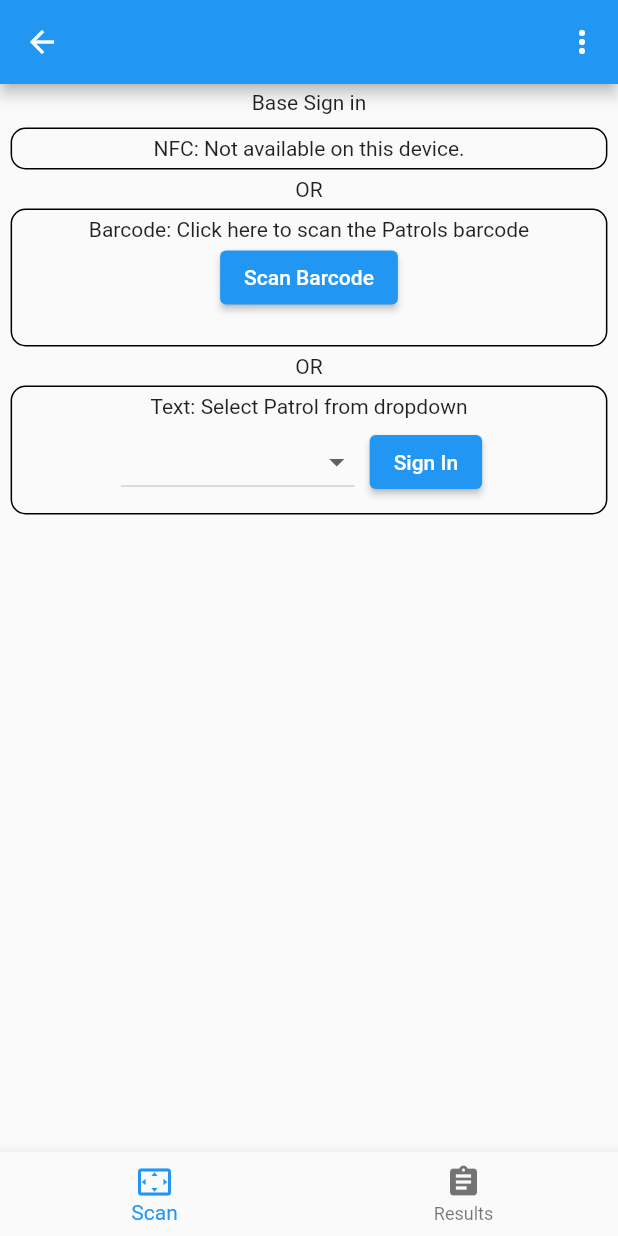
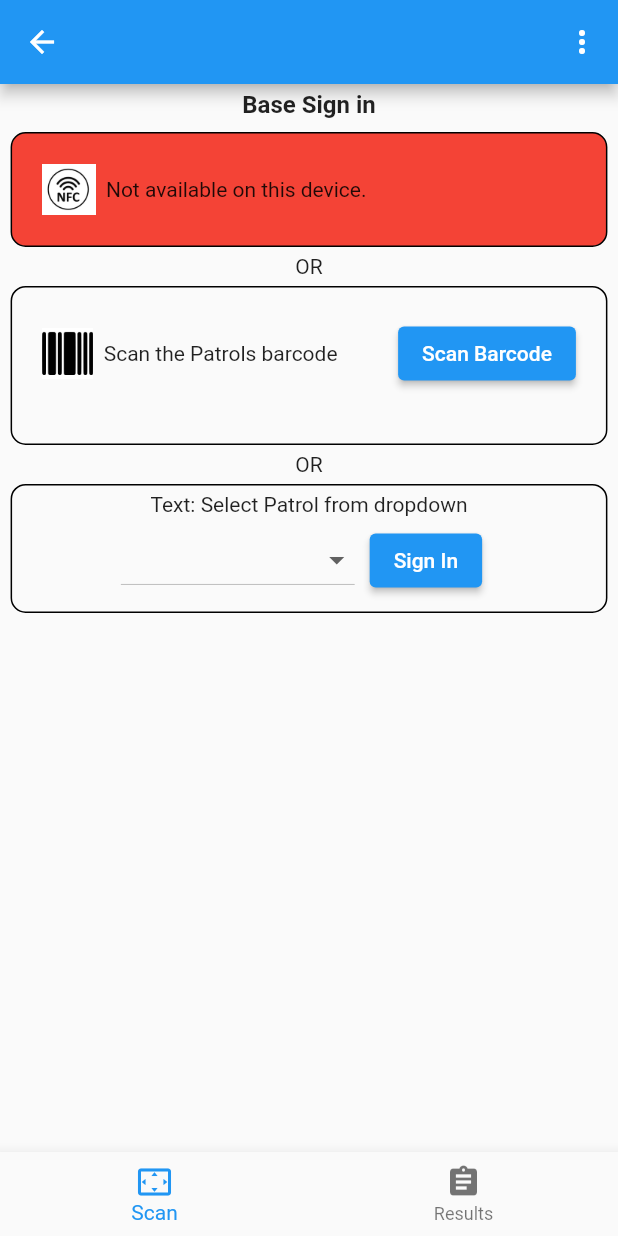
Before and after one commit to amaybz/WWGFlutterApp, a Flutter app: the Base screen opened directly with empty values, on a phone screen of 412 x 824 dp. Run offline on Flutter 3.47's test engine with Material 2 defaults, Android fonts, the phone set to English and light mode, and no system bars; our stand-ins replace package_info_plus, shared_preferences, sqflite; missing offline and left inert: flutter_barcode_scanner, nfc_manager; accounts and stored records are empty; network calls fail.

Commit message:
update to Scan Patrol Gui

```diff
--- a/lib/main.dart
+++ b/lib/main.dart
@@ -285,9 +285,12 @@ class _MyHomePageState extends State<MyHomePage> {
       body: Center(
         child: Column(
           children: <Widget>[
-            Text(
-                'Welcome to Weekend Wide Game Scoring System to start select a Game.',
-                style: Theme.of(context).textTheme.subtitle1),
+            Padding(
+              padding: EdgeInsets.symmetric(horizontal: 20.0),
+              child: Text(
+                  'Welcome to Weekend Wide Game Scoring System to start select a Game.',
+                  style: Theme.of(context).textTheme.titleMedium),
+            ),
             ConstrainedBox(
               constraints: const BoxConstraints(maxWidth: 800),
               child: Row(
--- a/lib/widgets/scan_patrol.dart
+++ b/lib/widgets/scan_patrol.dart
@@ -177,7 +177,10 @@ class _ScanPatrolState extends State<ScanPatrol> {
           Container(
             margin: const EdgeInsets.all(2.0),
             padding: const EdgeInsets.all(2.0),
-            child: const Text("Base Sign in"),
+            child: const Text(
+              "Base Sign in",
+              style: TextStyle(fontWeight: FontWeight.bold, fontSize: 16),
+            ),
           ),
           NFCScan(ndefText: ndefText, isAvailable: isAvailable),
           const Text("OR"),
@@ -194,17 +197,36 @@ class _ScanPatrolState extends State<ScanPatrol> {
                       bottomRight: Radius.circular(10)),
                 ),
                 margin: const EdgeInsets.all(5.0),
-                padding: const EdgeInsets.all(5.0),
+                padding: const EdgeInsets.all(20.0),
                 child: Column(
                   children: [
-                    const Text(
-                        "Barcode: Click here to scan the Patrols barcode"),
+                    Row(
+                      mainAxisAlignment: MainAxisAlignment.start,
+                      children: [
+                        Image.asset(
+                          'assets/img/barcode.jpg',
+                          scale: 15,
+                        ),
+                        const Text("  Scan the Patrols barcode"),
+                        Expanded(
+                          child: Row(
+                              mainAxisAlignment: MainAxisAlignment.end,
+                              children: [
                                 ElevatedButton(
                                     onPressed: () {
                                       scanQR();
                                     },
                                     child: const Text("Scan Barcode")),
+                              ]),
+                        ),
+                      ],
+                    ),
+                    Row(
+                      mainAxisAlignment: MainAxisAlignment.center,
+                      children: [
                         Text(_scanBarcode),
+                      ],
+                    ),
                   ],
                 )),
           ),
@@ -327,11 +349,17 @@ class NFCScan extends StatelessWidget {
                 bottomRight: Radius.circular(10)),
           ),
           margin: const EdgeInsets.all(5.0),
-          padding: const EdgeInsets.all(5.0),
+          padding: const EdgeInsets.all(20.0),
           child: Column(
             children: [
-              const Text("NFC: Press tag to back of device to login a patrol."),
+              Row(mainAxisAlignment: MainAxisAlignment.start, children: [
+                Image.asset(
+                  'assets/img/nfcicon.jpg',
+                  scale: 8,
+                ),
+                const Text("  Press tag to back of device to login a patrol."),
                 Text(ndefText!),
+              ]),
             ],
           ),
         ),
@@ -341,6 +369,7 @@ class NFCScan extends StatelessWidget {
         widthFactor: 0.99,
         child: Container(
           decoration: BoxDecoration(
+            color: Colors.red,
             border: Border.all(color: Colors.black),
             //color: Colors.red,
             borderRadius: const BorderRadius.only(
@@ -350,9 +379,17 @@ class NFCScan extends StatelessWidget {
                 bottomRight: Radius.circular(10)),
           ),
           margin: const EdgeInsets.all(5.0),
-          padding: const EdgeInsets.all(5.0),
+          padding: const EdgeInsets.all(20.0),
           child: Column(
-            children: const [Text("NFC: Not available on this device.")],
+            children: [
+              Row(mainAxisAlignment: MainAxisAlignment.start, children: [
+                Image.asset(
+                  'assets/img/nfcicon.jpg',
+                  scale: 8,
+                ),
+                const Text("  Not available on this device.")
+              ]),
+            ],
           ),
         ),
       );
--- a/pubspec.yaml
+++ b/pubspec.yaml
@@ -64,7 +64,8 @@ flutter:
   # assets:
   #   - images/a_dot_burr.jpeg
   #   - images/a_dot_ham.jpeg
-
+  assets:
+    - assets/img/
   # An image asset can refer to one or more resolution-specific "variants", see
   # https://flutter.dev/assets-and-images/#resolution-aware.
 
```
Also changed, not shown: assets/img/barcode.jpg (added), assets/img/nfcicon.jpg (added), pubspec.lock, 9 other files. Lines whose indentation alone changed are shown as unchanged.
